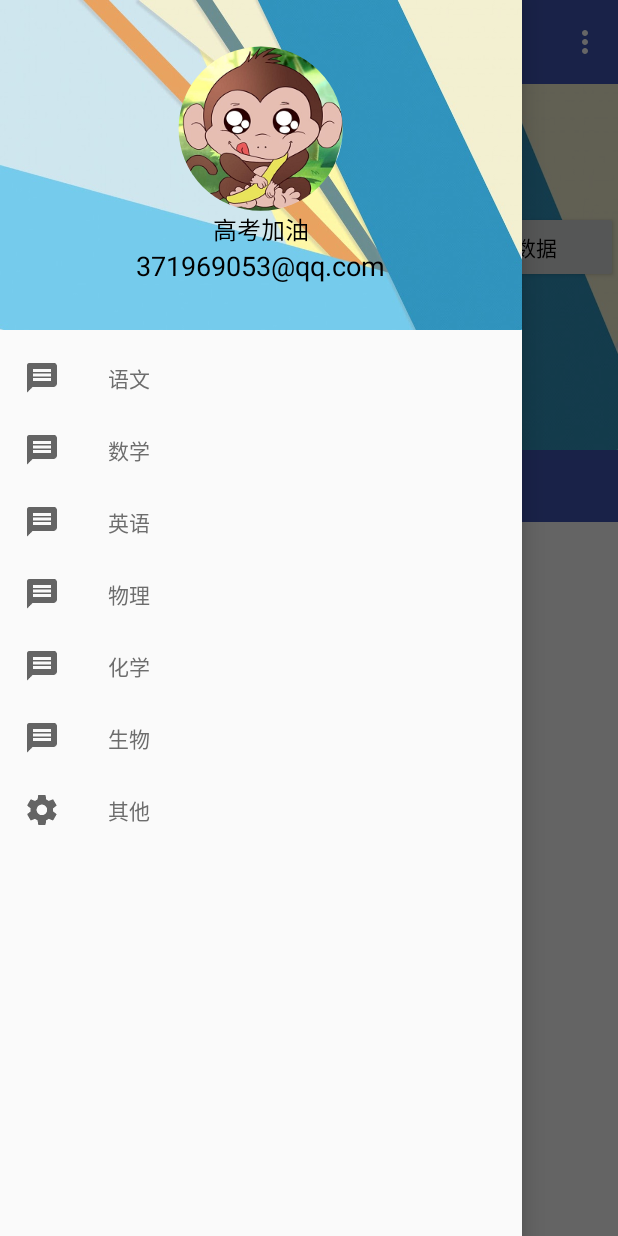
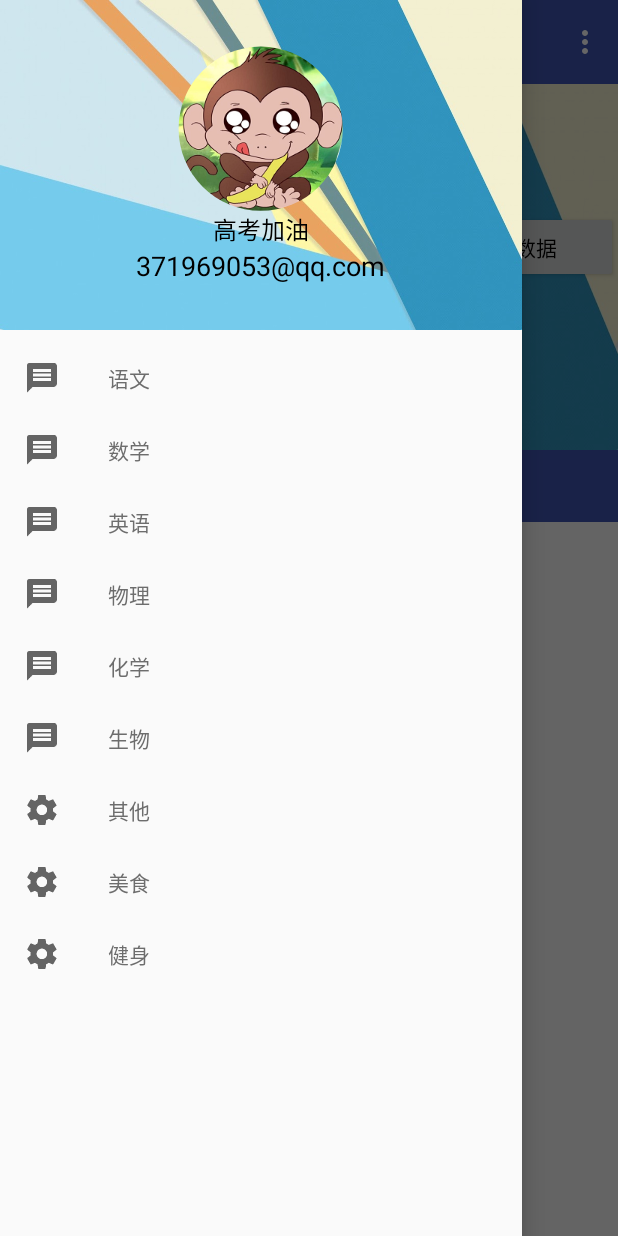
Before and after one commit to sailman99/gaokao, an Android app: the screen it shows after launch (MyActivity), with the side drawer open, on a phone screen of 412 x 824 dp. Run offline under Robolectric (Android 15) with nearby library versions, the phone set to English and light mode, and no system bars.

Commit message:
20170818

```diff
--- a/app/src/main/res/layout/item_main.xml
+++ b/app/src/main/res/layout/item_main.xml
@@ -76,7 +76,7 @@
               android:textColor="#000000"
               android:layout_marginTop="10px"
               android:layout_weight="2"
-              android:textSize="12sp" />
+              android:textSize="10sp" />
           <TextView
               android:id="@+id/id_chapter"
               android:layout_width="0dip"
@@ -84,7 +84,7 @@
               android:textColor="#000000"
               android:layout_marginTop="10px"
               android:layout_weight="3"
-              android:textSize="12sp" />
+              android:textSize="10sp" />
           <TextView
               android:id="@+id/id_publicationdate"
               android:layout_width="0dip"
@@ -93,7 +93,7 @@
               android:layout_marginTop="10px"
               android:layout_weight="1"
               android:gravity="right"
-              android:textSize="12sp" />
+              android:textSize="10sp" />
               </LinearLayout>
     <LinearLayout
         android:orientation="vertical"
--- a/app/src/main/res/layout/play_main.xml
+++ b/app/src/main/res/layout/play_main.xml
@@ -43,7 +43,7 @@
     <EditText
         android:id="@+id/editText_keyword"
         android:layout_width="match_parent"
-        android:layout_height="60dp"
+        android:layout_height="70dp"
         android:ems="6"
         android:inputType="textMultiLine"
         android:textColor="#000000"
@@ -53,7 +53,7 @@
     <EditText
         android:id="@+id/editText_comments"
         android:layout_width="match_parent"
-        android:layout_height="60dp"
+        android:layout_height="100dp"
         android:ems="6"
         android:hint="@string/comments"
         android:textColor="#000000"
--- a/app/src/main/res/menu/menu_nav.xml
+++ b/app/src/main/res/menu/menu_nav.xml
@@ -54,6 +54,14 @@
         android:id="@+id/nav_menu_other"
         android:icon="@mipmap/ic_settings_white_48dp"
         android:title="其他"/>
+    <item
+        android:id="@+id/nav_menu_food"
+        android:icon="@mipmap/ic_settings_white_48dp"
+        android:title="美食"/>
+    <item
+        android:id="@+id/nav_menu_sport"
+        android:icon="@mipmap/ic_settings_white_48dp"
+        android:title="健身"/>
 
   </group>
 </menu>
```
Also changed, not shown: app/src/main/java/com/sailman/gaokao/MyActivity.java (+8 -0 lines), app/src/main/java/com/sailman/gaokao/PlayActivity.java (+12 -6 lines).
